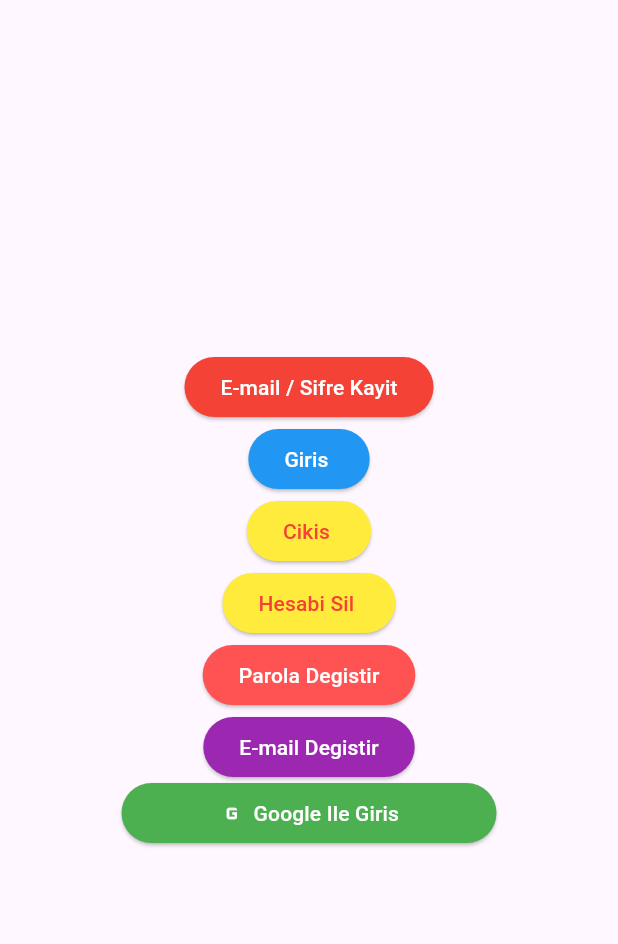
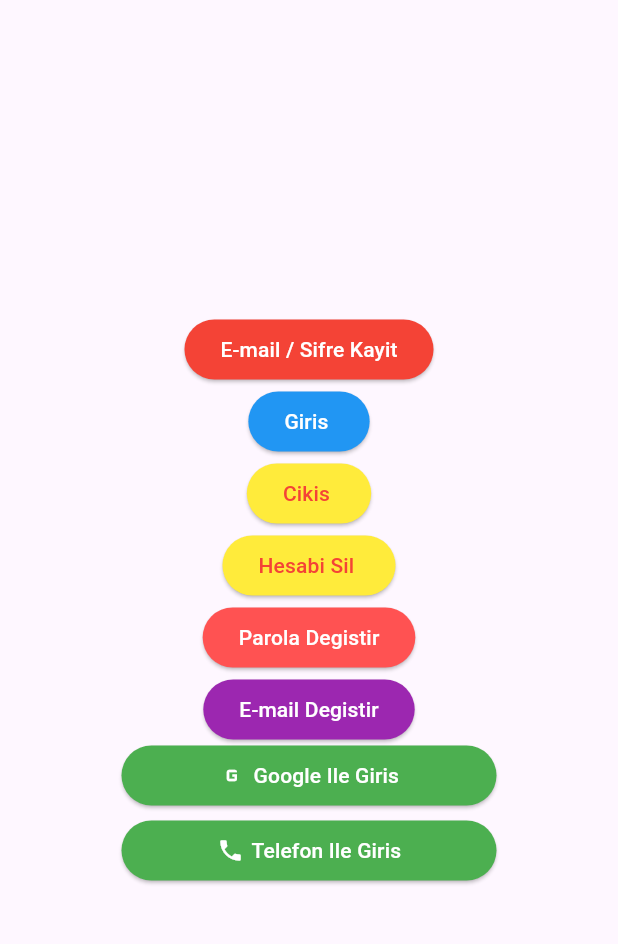
Before and after one commit to tahaturan/flutter_firebase, a Flutter app: the screen it shows after launch, on a phone screen of 412 x 824 dp, the part 63-1007 px from its top. Run offline on Flutter 3.47's test engine with Material 2 defaults, Android fonts, the phone set to English and light mode, and no system bars; our stand-ins replace firebase_auth, firebase_core, google_sign_in; accounts and stored records are empty.

Commit message:
FireBase PhoneAuth ile Telefon numarasi ile giris yapma

```diff
--- a/lib/pages/homepage.dart
+++ b/lib/pages/homepage.dart
@@ -125,11 +125,63 @@ class _HomePageState extends State<HomePage> {
                       style: TextStyle(color: Colors.white),
                     ),
                   ],
-                  )),
+                ),
+              ),
+            ),
+            const SizedBox(height: 10),
+            SizedBox(
+              width: 250,
+              height: 40,
+              child: ElevatedButton(
+                style: ElevatedButton.styleFrom(
+                  backgroundColor: Colors.green,
+                ),
+                onPressed: () {
+                  loginWithPhoneNumber();
+                },
+                child: Row(
+                  mainAxisAlignment: MainAxisAlignment.center,
+                  children: const [
+                    Icon(
+                      Icons.phone,
+                      color: Colors.white,
+                    ),
+                    SizedBox(width: 5),
+                    Text(
+                      "Telefon Ile Giris",
+                      style: TextStyle(color: Colors.white),
                     ),
                   ],
                 ),
               ),
+            ),
+          ],
+        ),
+      ),
+    );
+  }
+
+  void loginWithPhoneNumber() async {
+    await FirebaseAuth.instance.verifyPhoneNumber(
+      phoneNumber: '+905494471997',
+      verificationCompleted: (PhoneAuthCredential credential) async {
+        debugPrint("verificationCompleted Tetiklendi");
+        debugPrint(credential.toString());
+        await auth.signInWithCredential(credential);
+      },
+      verificationFailed: (FirebaseAuthException e) {
+        debugPrint(e.toString());
+      },
+      codeSent: (String verificationId, int? resendToken) async {
+        String smsCode = "123456";
+        debugPrint("code Sent Tetiklendi");
+        var credential = PhoneAuthProvider.credential(
+            verificationId: verificationId, smsCode: smsCode);
+        await auth.signInWithCredential(credential);
+      },
+      codeAutoRetrievalTimeout: (String verificationId) {
+        debugPrint("code auto retrival timeout");
+      },
     );
   }
 
```
Lines whose indentation alone changed are shown as unchanged.
